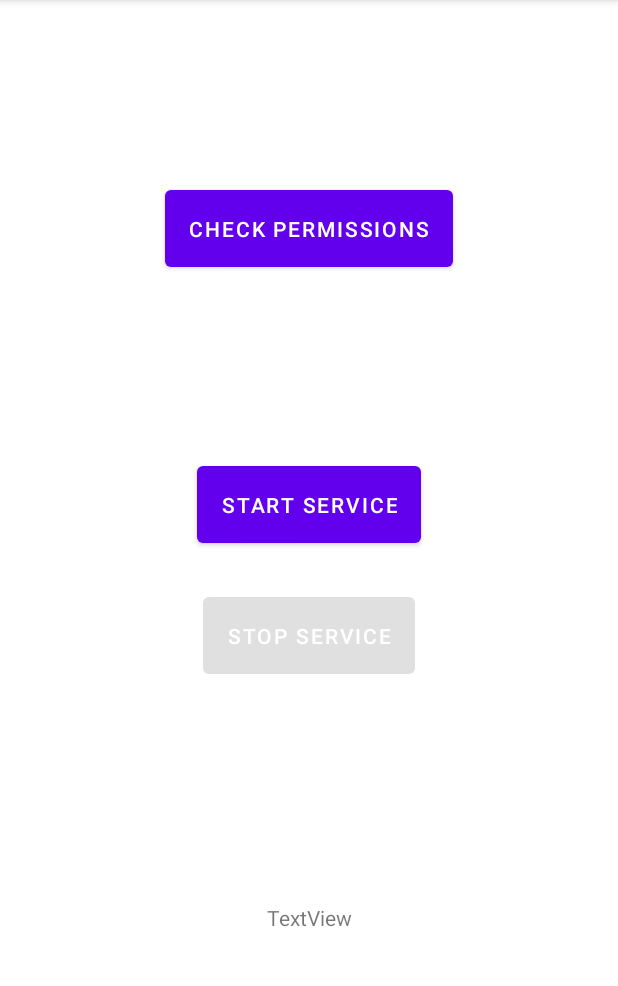
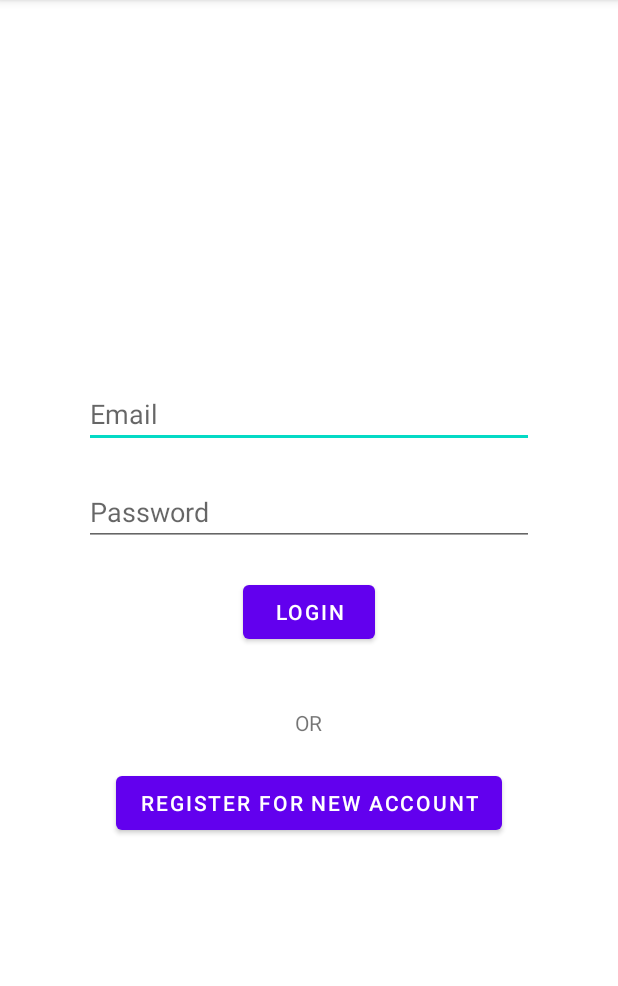
Before and after one commit to derekrobertson/SignalTracker, an Android app: the screen it shows after launch (MainActivity before the commit, LoginActivity after it), on a phone screen of 412 x 824 dp, the part 84-1070 px from its top. Run offline under Robolectric (Android 15) with nearby library versions, the phone set to English and light mode, and no system bars.

Commit message:
Started to build the login and user registration activities

```diff
--- a/app/build.gradle
+++ b/app/build.gradle
@@ -35,6 +35,11 @@ dependencies {
     implementation 'androidx.constraintlayout:constraintlayout:2.0.4'
     implementation 'com.squareup.retrofit2:retrofit:2.9.0'
     implementation 'com.squareup.retrofit2:converter-gson:2.9.0'
+    implementation 'androidx.annotation:annotation:1.1.0'
+    implementation 'androidx.lifecycle:lifecycle-livedata-ktx:2.3.0'
+    implementation 'androidx.lifecycle:lifecycle-viewmodel-ktx:2.3.0'
+    implementation 'androidx.navigation:navigation-fragment:2.2.2'
+    implementation 'androidx.navigation:navigation-ui:2.2.2'
     testImplementation 'junit:junit:4.+'
     androidTestImplementation 'androidx.test.ext:junit:1.1.2'
     androidTestImplementation 'androidx.test.espresso:espresso-core:3.3.0'
--- /dev/null
+++ b/app/src/main/java/com/b183237x/signaltracker/LoginActivity.java
@@ -0,0 +1,40 @@
+package com.b183237x.signaltracker;
+
+import androidx.appcompat.app.AppCompatActivity;
+
+import android.content.Intent;
+import android.os.Bundle;
+import android.view.View;
+
+public class LoginActivity extends AppCompatActivity {
+
+    @Override
+    protected void onCreate(Bundle savedInstanceState) {
+        super.onCreate(savedInstanceState);
+        setContentView(R.layout.activity_login);
+    }
+
+
+    // Call onLoginClicked() when the login button is clicked
+    public void onLoginClicked(View view) {
+
+    }
+
+    // Call onRegisterClicked() when the register button is clicked
+    public void onRegisterClicked(View view) {
+        Intent intent = new Intent(this, RegisterActivity.class);
+        startActivity(intent);
+    }
+
+
+
+
+
+
+
+
+
+
+
+
+}
--- a/app/src/main/java/com/b183237x/signaltracker/MainActivity.java
+++ b/app/src/main/java/com/b183237x/signaltracker/MainActivity.java
@@ -94,8 +94,8 @@ public class MainActivity extends AppCompatActivity {
                  t.printStackTrace();
              }
          });
+        */
 
-         */
         ////////////////// FOR TESTING API - REMOVE WHEN DONE ////////////////
 
 
--- /dev/null
+++ b/app/src/main/res/layout/activity_login.xml
@@ -0,0 +1,70 @@
+<?xml version="1.0" encoding="utf-8"?>
+<LinearLayout
+    xmlns:android="http://schemas.android.com/apk/res/android"
+    xmlns:tools="http://schemas.android.com/tools"
+    android:layout_width="match_parent"
+    android:layout_height="match_parent"
+    android:padding="20dp"
+    android:orientation="vertical"
+    android:gravity="center"
+    tools:context="com.b183237x.signaltracker.LoginActivity">
+
+    <TextView
+        android:id="@+id/ErrorMessage"
+        android:layout_width="wrap_content"
+        android:layout_height="wrap_content"
+        android:layout_marginTop="20dp"
+        android:textColor="#ff0000"
+        android:text="Errors go here"
+        android:textSize="18dp"
+        android:visibility="invisible"/>
+
+
+    <EditText
+        android:id="@+id/Email"
+        android:layout_width="wrap_content"
+        android:layout_height="wrap_content"
+        android:layout_marginTop="20dp"
+        android:hint="Email"
+        android:width="300dp"
+        android:ems="8"/>
+
+
+    <EditText
+        android:id="@+id/Password"
+        android:layout_width="wrap_content"
+        android:layout_height="wrap_content"
+        android:layout_marginTop="20dp"
+        android:hint="Password"
+        android:width="300dp"
+        android:ems="8"/>
+
+    <Button
+        android:id="@+id/Login"
+        android:layout_width="wrap_content"
+        android:layout_height="wrap_content"
+        android:layout_marginTop="20dp"
+        android:onClick="onLoginClicked"
+        android:layout_margin="20dp"
+        android:text="Login" />
+
+    <TextView
+        android:id="@+id/Or"
+        android:layout_width="wrap_content"
+        android:layout_height="wrap_content"
+        android:layout_marginTop="20dp"
+        android:text="OR"/>
+
+    <Button
+        android:id="@+id/Register"
+        android:layout_width="wrap_content"
+        android:layout_height="wrap_content"
+        android:layout_marginTop="600dp"
+        android:onClick="onRegisterClicked"
+        android:layout_margin="20dp"
+        android:text="Register For new account" />
+
+
+
+
+</LinearLayout>
```
Also changed, not shown: app/src/main/AndroidManifest.xml (+14 -7 lines), app/src/main/java/com/b183237x/signaltracker/RegisterActivity.java (added, +25 -0 lines), app/src/main/res/layout/activity_register.xml (added, +97 -0 lines), app/src/main/res/values/themes.xml (+9 -0 lines), 2 other files.
